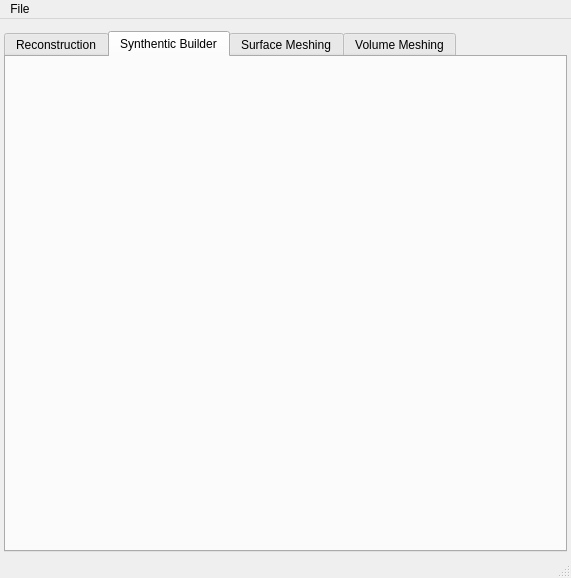
First picture: the form in Source/AIM/GUI/UI_Files/RepresentationUI.ui, repository BlueQuartzSoftware/DREAM3D, before the edit.
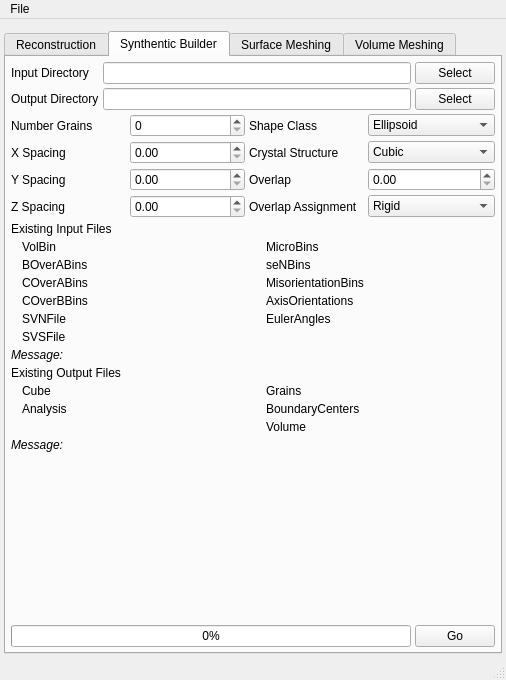
Second picture: the form after the edit. The open tabs and pages were chosen to show the change. Icons and pictures are not drawn.

Commit message: Initial GUI for Grain Generator

```diff
--- a/Source/AIM/GUI/UI_Files/RepresentationUI.ui
+++ b/Source/AIM/GUI/UI_Files/RepresentationUI.ui
@@ -6,8 +6,8 @@
    <rect>
     <x>0</x>
     <y>0</y>
-    <width>571</width>
-    <height>578</height>
+    <width>506</width>
+    <height>680</height>
    </rect>
   </property>
   <property name="windowTitle">
@@ -694,6 +694,569 @@
        <attribute name="title">
         <string>Synthentic Builder</string>
        </attribute>
+       <layout class="QVBoxLayout" name="verticalLayout_2">
+        <property name="spacing">
+         <number>4</number>
+        </property>
+        <property name="margin">
+         <number>5</number>
+        </property>
+        <item>
+         <layout class="QGridLayout" name="gridLayout_6">
+          <item row="0" column="0">
+           <widget class="QLabel" name="label_11">
+            <property name="text">
+             <string>Input Directory</string>
+            </property>
+           </widget>
+          </item>
+          <item row="0" column="1">
+           <widget class="QLineEdit" name="gg_InputDir"/>
+          </item>
+          <item row="0" column="2">
+           <widget class="QPushButton" name="gg_InputDirBtn">
+            <property name="text">
+             <string>Select</string>
+            </property>
+           </widget>
+          </item>
+          <item row="1" column="0">
+           <widget class="QLabel" name="label_14">
+            <property name="text">
+             <string>Output Directory</string>
+            </property>
+           </widget>
+          </item>
+          <item row="1" column="1">
+           <widget class="QLineEdit" name="gg_OutputDir"/>
+          </item>
+          <item row="1" column="2">
+           <widget class="QPushButton" name="gg_OutputDirBtn">
+            <property name="text">
+             <string>Select</string>
+            </property>
+           </widget>
+          </item>
+         </layout>
+        </item>
+        <item>
+         <layout class="QGridLayout" name="gridLayout_7">
+          <item row="2" column="2">
+           <widget class="QLabel" name="label_21">
+            <property name="text">
+             <string>Overlap</string>
+            </property>
+           </widget>
+          </item>
+          <item row="1" column="2">
+           <widget class="QLabel" name="label_19">
+            <property name="text">
+             <string>Crystal Structure</string>
+            </property>
+           </widget>
+          </item>
+          <item row="1" column="3">
+           <widget class="QComboBox" name="gg_CrystalStructure">
+            <item>
+             <property name="text">
+              <string>Cubic</string>
+             </property>
+            </item>
+            <item>
+             <property name="text">
+              <string>Hexagonal</string>
+             </property>
+            </item>
+           </widget>
+          </item>
+          <item row="0" column="2">
+           <widget class="QLabel" name="label_20">
+            <property name="text">
+             <string>Shape Class</string>
+            </property>
+           </widget>
+          </item>
+          <item row="0" column="3">
+           <widget class="QComboBox" name="gg_ShapeClass">
+            <item>
+             <property name="text">
+              <string>Ellipsoid</string>
+             </property>
+            </item>
+            <item>
+             <property name="text">
+              <string>Super-Ellipsoid</string>
+             </property>
+            </item>
+            <item>
+             <property name="text">
+              <string>Cube-Octahedron</string>
+             </property>
+            </item>
+           </widget>
+          </item>
+          <item row="2" column="3">
+           <widget class="QDoubleSpinBox" name="gg_OverlapAllowed"/>
+          </item>
+          <item row="3" column="2">
+           <widget class="QLabel" name="label_17">
+            <property name="text">
+             <string>Overlap Assignment</string>
+            </property>
+           </widget>
+          </item>
+          <item row="3" column="3">
+           <widget class="QComboBox" name="gg_OverlapAssignment">
+            <item>
+             <property name="text">
+              <string>Rigid</string>
+             </property>
+            </item>
+            <item>
+             <property name="text">
+              <string>Progressive</string>
+             </property>
+            </item>
+           </widget>
+          </item>
+          <item row="3" column="0">
+           <widget class="QLabel" name="label_16">
+            <property name="text">
+             <string>Z Spacing</string>
+            </property>
+           </widget>
+          </item>
+          <item row="2" column="0">
+           <widget class="QLabel" name="label_18">
+            <property name="text">
+             <string>Y Spacing</string>
+            </property>
+           </widget>
+          </item>
+          <item row="1" column="0">
+           <widget class="QLabel" name="label_15">
+            <property name="text">
+             <string>X Spacing</string>
+            </property>
+           </widget>
+          </item>
+          <item row="3" column="1">
+           <widget class="QDoubleSpinBox" name="gg_ZResolution"/>
+          </item>
+          <item row="2" column="1">
+           <widget class="QDoubleSpinBox" name="gg_YResolution"/>
+          </item>
+          <item row="1" column="1">
+           <widget class="QDoubleSpinBox" name="gg_XResolution"/>
+          </item>
+          <item row="0" column="0">
+           <widget class="QLabel" name="label_22">
+            <property name="text">
+             <string>Number Grains</string>
+            </property>
+           </widget>
+          </item>
+          <item row="0" column="1">
+           <widget class="QSpinBox" name="gg_NumGrains"/>
+          </item>
+         </layout>
+        </item>
+        <item>
+         <layout class="QGridLayout" name="gridLayout_5">
+          <item row="0" column="0" colspan="2">
+           <widget class="QLabel" name="label_13">
+            <property name="text">
+             <string>Existing Input Files</string>
+            </property>
+           </widget>
+          </item>
+          <item row="1" column="0">
+           <layout class="QFormLayout" name="formLayout_3">
+            <property name="fieldGrowthPolicy">
+             <enum>QFormLayout::FieldsStayAtSizeHint</enum>
+            </property>
+            <property name="labelAlignment">
+             <set>Qt::AlignLeading|Qt::AlignLeft|Qt::AlignVCenter</set>
+            </property>
+            <item row="0" column="0">
+             <widget class="QLabel" name="VolBinFileIcon_2">
+              <property name="text">
+               <string/>
+              </property>
+              <property name="pixmap">
+               <pixmap resource="../../../../Resources/icons/images/Icons.qrc">:/Check-16x16.png</pixmap>
+              </property>
+             </widget>
+            </item>
+            <item row="0" column="1">
+             <widget class="QLabel" name="VolBinFile_2">
+              <property name="text">
+               <string>VolBin</string>
+              </property>
+             </widget>
+            </item>
+            <item row="1" column="0">
+             <widget class="QLabel" name="BOverABinsFileIcon_2">
+              <property name="text">
+               <string/>
+              </property>
+              <property name="pixmap">
+               <pixmap resource="../../../../Resources/icons/images/Icons.qrc">:/Check-16x16.png</pixmap>
+              </property>
+             </widget>
+            </item>
+            <item row="1" column="1">
+             <widget class="QLabel" name="BOverABinsFile_2">
+              <property name="text">
+               <string>BOverABins</string>
+              </property>
+             </widget>
+            </item>
+            <item row="2" column="0">
+             <widget class="QLabel" name="COverABinsFileIcon_2">
+              <property name="text">
+               <string/>
+              </property>
+              <property name="pixmap">
+               <pixmap resource="../../../../Resources/icons/images/Icons.qrc">:/Check-16x16.png</pixmap>
+              </property>
+             </widget>
+            </item>
+            <item row="2" column="1">
+             <widget class="QLabel" name="COverABinsFile_2">
+              <property name="text">
+               <string>COverABins</string>
+              </property>
+             </widget>
+            </item>
+            <item row="3" column="0">
+             <widget class="QLabel" name="COverBBinsFileIcon_2">
+              <property name="text">
+               <string/>
+              </property>
+              <property name="pixmap">
+               <pixmap resource="../../../../Resources/icons/images/Icons.qrc">:/Check-16x16.png</pixmap>
+              </property>
+             </widget>
+            </item>
+            <item row="3" column="1">
+             <widget class="QLabel" name="COverBBinsFile_2">
+              <property name="text">
+               <string>COverBBins</string>
+              </property>
+             </widget>
+            </item>
+            <item row="4" column="0">
+             <widget class="QLabel" name="SVNFileIcon_2">
+              <property name="text">
+               <string/>
+              </property>
+              <property name="pixmap">
+               <pixmap resource="../../../../Resources/icons/images/Icons.qrc">:/Check-16x16.png</pixmap>
+              </property>
+             </widget>
+            </item>
+            <item row="4" column="1">
+             <widget class="QLabel" name="SVNFile_2">
+              <property name="text">
+               <string>SVNFile</string>
+              </property>
+             </widget>
+            </item>
+            <item row="5" column="0">
+             <widget class="QLabel" name="SVSFileIcon_2">
+              <property name="text">
+               <string/>
+              </property>
+              <property name="pixmap">
+               <pixmap resource="../../../../Resources/icons/images/Icons.qrc">:/Check-16x16.png</pixmap>
+              </property>
+             </widget>
+            </item>
+            <item row="5" column="1">
+             <widget class="QLabel" name="SVSFile_2">
+              <property name="text">
+               <string>SVSFile</string>
+              </property>
+             </widget>
+            </item>
+           </layout>
+          </item>
+          <item row="1" column="1">
+           <layout class="QFormLayout" name="formLayout_4">
+            <property name="fieldGrowthPolicy">
+             <enum>QFormLayout::FieldsStayAtSizeHint</enum>
+            </property>
+            <item row="0" column="0">
+             <widget class="QLabel" name="MicroBinsFileIcon_2">
+              <property name="text">
+               <string/>
+              </property>
+              <property name="pixmap">
+               <pixmap resource="../../../../Resources/icons/images/Icons.qrc">:/Check-16x16.png</pixmap>
+              </property>
+             </widget>
+            </item>
+            <item row="0" column="1">
+             <widget class="QLabel" name="MicroBinsFile_2">
+              <property name="text">
+               <string>MicroBins</string>
+              </property>
+             </widget>
+            </item>
+            <item row="1" column="0">
+             <widget class="QLabel" name="SeNBinsFileIcon_2">
+              <property name="text">
+               <string/>
+              </property>
+              <property name="pixmap">
+               <pixmap resource="../../../../Resources/icons/images/Icons.qrc">:/Check-16x16.png</pixmap>
+              </property>
+             </widget>
+            </item>
+            <item row="1" column="1">
+             <widget class="QLabel" name="SeNBinsFile_2">
+              <property name="text">
+               <string>seNBins</string>
+              </property>
+             </widget>
+            </item>
+            <item row="2" column="0">
+             <widget class="QLabel" name="MisorientationBinsFileIcon_2">
+              <property name="text">
+               <string/>
+              </property>
+              <property name="pixmap">
+               <pixmap resource="../../../../Resources/icons/images/Icons.qrc">:/Check-16x16.png</pixmap>
+              </property>
+             </widget>
+            </item>
+            <item row="2" column="1">
+             <widget class="QLabel" name="MisorientationBinsFile_2">
+              <property name="text">
+               <string>MisorientationBins</string>
+              </property>
+             </widget>
+            </item>
+            <item row="3" column="0">
+             <widget class="QLabel" name="AxisOrientationsFileIcon_2">
+              <property name="text">
+               <string/>
+              </property>
+              <property name="pixmap">
+               <pixmap resource="../../../../Resources/icons/images/Icons.qrc">:/Check-16x16.png</pixmap>
+              </property>
+             </widget>
+            </item>
+            <item row="3" column="1">
+             <widget class="QLabel" name="AxisOrientationsFile_2">
+              <property name="text">
+               <string>AxisOrientations</string>
+              </property>
+             </widget>
+            </item>
+            <item row="4" column="0">
+             <widget class="QLabel" name="EulerAnglesFileIcon_2">
+              <property name="text">
+               <string/>
+              </property>
+              <property name="pixmap">
+               <pixmap resource="../../../../Resources/icons/images/Icons.qrc">:/Check-16x16.png</pixmap>
+              </property>
+             </widget>
+            </item>
+            <item row="4" column="1">
+             <widget class="QLabel" name="EulerAnglesFile_2">
+              <property name="text">
+               <string>EulerAngles</string>
+              </property>
+             </widget>
+            </item>
+           </layout>
+          </item>
+          <item row="2" column="0" colspan="2">
+           <widget class="QLabel" name="messageLabel_2">
+            <property name="font">
+             <font>
+              <italic>true</italic>
+             </font>
+            </property>
+            <property name="text">
+             <string>Message:</string>
+            </property>
+            <property name="wordWrap">
+             <bool>true</bool>
+            </property>
+            <property name="margin">
+             <number>3</number>
+            </property>
+           </widget>
+          </item>
+         </layout>
+        </item>
+        <item>
+         <layout class="QGridLayout" name="gridLayout_8">
+          <item row="0" column="0" colspan="2">
+           <widget class="QLabel" name="label_23">
+            <property name="text">
+             <string>Existing Output Files</string>
+            </property>
+           </widget>
+          </item>
+          <item row="1" column="0">
+           <layout class="QFormLayout" name="formLayout_5">
+            <property name="fieldGrowthPolicy">
+             <enum>QFormLayout::FieldsStayAtSizeHint</enum>
+            </property>
+            <property name="labelAlignment">
+             <set>Qt::AlignLeading|Qt::AlignLeft|Qt::AlignVCenter</set>
+            </property>
+            <item row="0" column="0">
+             <widget class="QLabel" name="CubeFileIcon_3">
+              <property name="text">
+               <string/>
+              </property>
+              <property name="pixmap">
+               <pixmap resource="../../../../Resources/icons/images/Icons.qrc">:/Check-16x16.png</pixmap>
+              </property>
+             </widget>
+            </item>
+            <item row="0" column="1">
+             <widget class="QLabel" name="CubeFile_3">
+              <property name="text">
+               <string>Cube</string>
+              </property>
+             </widget>
+            </item>
+            <item row="1" column="0">
+             <widget class="QLabel" name="AnalysisFileIcon_3">
+              <property name="text">
+               <string/>
+              </property>
+              <property name="pixmap">
+               <pixmap resource="../../../../Resources/icons/images/Icons.qrc">:/Check-16x16.png</pixmap>
+              </property>
+             </widget>
+            </item>
+            <item row="1" column="1">
+             <widget class="QLabel" name="AnalysisFile_3">
+              <property name="text">
+               <string>Analysis</string>
+              </property>
+             </widget>
+            </item>
+           </layout>
+          </item>
+          <item row="1" column="1">
+           <layout class="QFormLayout" name="formLayout_6">
+            <property name="fieldGrowthPolicy">
+             <enum>QFormLayout::FieldsStayAtSizeHint</enum>
+            </property>
+            <item row="0" column="0">
+             <widget class="QLabel" name="GrainsFileIcon_3">
+              <property name="text">
+               <string/>
+              </property>
+              <property name="pixmap">
+               <pixmap resource="../../../../Resources/icons/images/Icons.qrc">:/Check-16x16.png</pixmap>
+              </property>
+             </widget>
+            </item>
+            <item row="0" column="1">
+             <widget class="QLabel" name="GrainsFile_3">
+              <property name="text">
+               <string>Grains</string>
+              </property>
+             </widget>
+            </item>
+            <item row="1" column="0">
+             <widget class="QLabel" name="BoundaryCentersFileIcon_3">
+              <property name="text">
+               <string/>
+              </property>
+              <property name="pixmap">
+               <pixmap resource="../../../../Resources/icons/images/Icons.qrc">:/Check-16x16.png</pixmap>
+              </property>
+             </widget>
+            </item>
+            <item row="1" column="1">
+             <widget class="QLabel" name="BoundaryCentersFile_3">
+              <property name="text">
+               <string>BoundaryCenters</string>
+              </property>
+             </widget>
+            </item>
+            <item row="2" column="0">
+             <widget class="QLabel" name="VolumeFileIcon_3">
+              <property name="text">
+               <string/>
+              </property>
+              <property name="pixmap">
+               <pixmap resource="../../../../Resources/icons/images/Icons.qrc">:/Check-16x16.png</pixmap>
+              </property>
+             </widget>
+            </item>
+            <item row="2" column="1">
+             <widget class="QLabel" name="VolumeFile_3">
+              <property name="text">
+               <string>Volume</string>
+              </property>
+             </widget>
+            </item>
+           </layout>
+          </item>
+          <item row="2" column="0" colspan="2">
+           <widget class="QLabel" name="messageLabel_3">
+            <property name="font">
+             <font>
+              <italic>true</italic>
+             </font>
+            </property>
+            <property name="text">
+             <string>Message:</string>
+            </property>
+            <property name="wordWrap">
+             <bool>true</bool>
+            </property>
+            <property name="margin">
+             <number>3</number>
+            </property>
+           </widget>
+          </item>
+         </layout>
+        </item>
+        <item>
+         <spacer name="verticalSpacer_2">
+          <property name="orientation">
+           <enum>Qt::Vertical</enum>
+          </property>
+          <property name="sizeHint" stdset="0">
+           <size>
+            <width>20</width>
+            <height>40</height>
+           </size>
+          </property>
+         </spacer>
+        </item>
+        <item>
+         <layout class="QHBoxLayout" name="horizontalLayout_8">
+          <item>
+           <widget class="QProgressBar" name="gg_progressBar">
+            <property name="value">
+             <number>0</number>
+            </property>
+           </widget>
+          </item>
+          <item>
+           <widget class="QPushButton" name="gg_GoBtn">
+            <property name="text">
+             <string>Go</string>
+            </property>
+           </widget>
+          </item>
+         </layout>
+        </item>
+       </layout>
       </widget>
       <widget class="QWidget" name="tab_3">
        <attribute name="title">
@@ -714,7 +1277,7 @@
     <rect>
      <x>0</x>
      <y>0</y>
-     <width>571</width>
+     <width>506</width>
      <height>22</height>
     </rect>
    </property>
```
Left out of the diff: 2 changed lines with no effect on the pictures. The commit also changes 12 other files.
